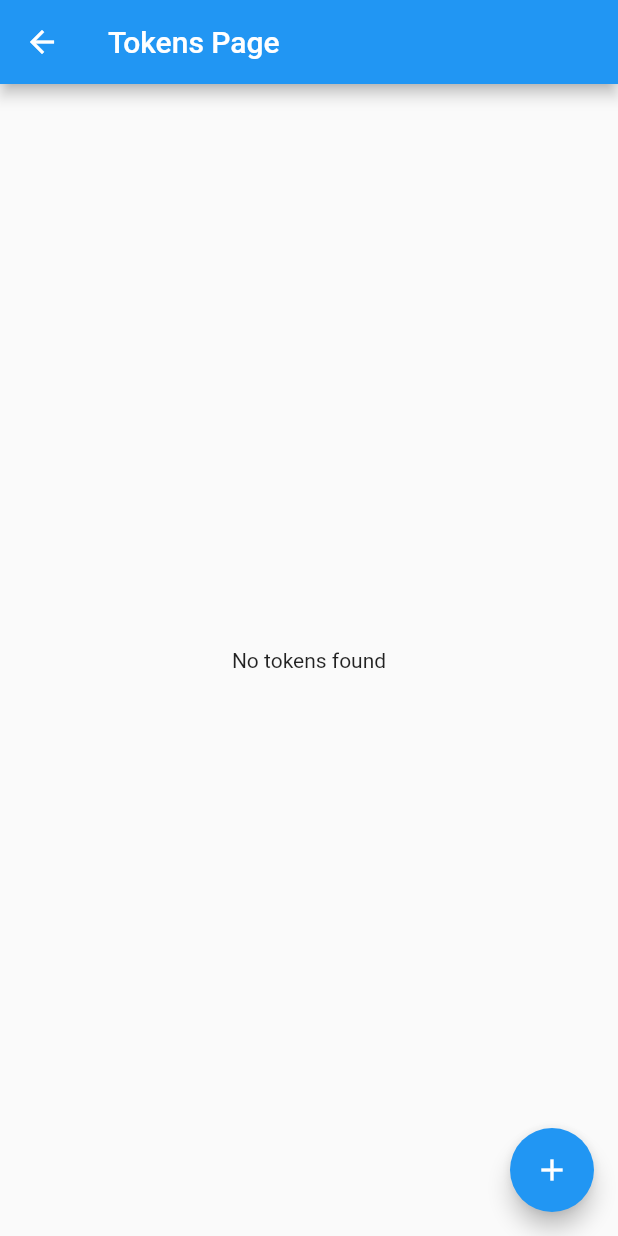
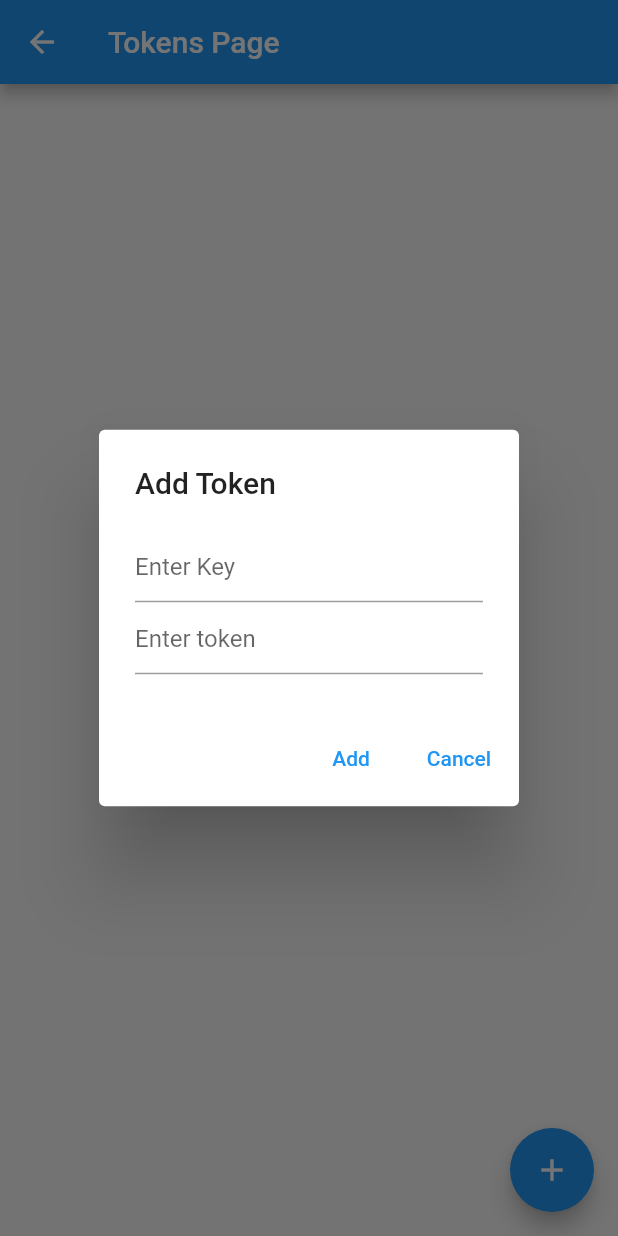
Before and after one commit to igorbasko01/tasks-scheduler-flutter, a Flutter app: the TokenStoragePage screen opened directly, after a tap on the "add" icon, on a phone screen of 412 x 824 dp. Run offline on Flutter 3.47's test engine with Material 2 defaults, Android fonts, the phone set to English and light mode, and no system bars; our stand-ins replace flutter_secure_storage, logger; accounts and stored records are empty.

Commit message:
Add token widget (#16)
* add test for add token widget

* allow updating the token page when tokens list is changed

```diff
--- a/lib/screens/token_storage_page.dart
+++ b/lib/screens/token_storage_page.dart
@@ -10,17 +10,16 @@ class TokenStoragePage extends StatelessWidget {
 
   @override
   Widget build(BuildContext context) {
+    tokenStorage.refreshTokens();
     return Scaffold(
       appBar: AppBar(title: const Text('Tokens Page')),
       floatingActionButton: FloatingActionButton(
-        onPressed: () {
-          // "Add Token" code here.
-        },
+        onPressed: () => _showAddTokenDialog(context),
         tooltip: 'Add token',
         child: const Icon(Icons.add),
       ),
-      body: FutureBuilder<Map<String, String>>(
-        future: tokenStorage.getAll(),
+      body: StreamBuilder<Map<String, String>>(
+        stream: tokenStorage.allTokensStream,
         builder: (BuildContext context,
             AsyncSnapshot<Map<String, String>> snapshot) {
           if (snapshot.connectionState == ConnectionState.waiting) {
@@ -29,8 +28,8 @@ class TokenStoragePage extends StatelessWidget {
             return Center(child: Text('Error: ${snapshot.error}'));
           } else {
             // We have data !
-            Map<String, String> tokens = snapshot.data!;
-            if (tokens.isEmpty) {
+            Map<String, String>? tokens = snapshot.data;
+            if (tokens == null || tokens.isEmpty) {
               return const Center(child: Text('No tokens found'));
             } else {
               return const Center(child: Text('Tokens found'));
@@ -40,4 +39,47 @@ class TokenStoragePage extends StatelessWidget {
       ),
     );
   }
+
+  void _showAddTokenDialog(BuildContext context) {
+    final TextEditingController keyController = TextEditingController();
+    final TextEditingController tokenController = TextEditingController();
+
+    showDialog(
+      context: context,
+      builder: (BuildContext context) {
+        return AlertDialog(
+          title: const Text('Add Token'),
+          content: Column(
+            mainAxisSize: MainAxisSize.min,
+            children: <Widget>[
+              TextField(
+                controller: keyController,
+                decoration: const InputDecoration(hintText: 'Enter Key'),
+              ),
+              TextField(
+                controller: tokenController,
+                decoration: const InputDecoration(hintText: 'Enter token'),
+              ),
+            ],
+          ),
+          actions: <Widget>[
+            TextButton(
+              onPressed: () {
+                tokenStorage.saveToken(
+                    keyController.text, tokenController.text);
+                Navigator.of(context).pop();
+              },
+              child: const Text('Add'),
+            ),
+            TextButton(
+              onPressed: () {
+                Navigator.of(context).pop();
+              },
+              child: const Text('Cancel'),
+            ),
+          ],
+        );
+      },
+    );
+  }
 }
--- a/lib/services/token_storage.dart
+++ b/lib/services/token_storage.dart
@@ -1,3 +1,5 @@
+import 'dart:async';
+
 import 'package:flutter_secure_storage/flutter_secure_storage.dart';
 
 abstract class TokenStorage {
@@ -8,13 +10,20 @@ abstract class TokenStorage {
   Future<Map<String, String>> getAll();
 
   Future<void> deleteToken(String key);
+
+  Stream<Map<String, String>> get allTokensStream;
+
+  Future<void> refreshTokens();
 }
 
 class SecureTokenStorage implements TokenStorage {
   static SecureTokenStorage? _singleton;
   FlutterSecureStorage secureStorage;
+  final _allTokensStreamController = StreamController<Map<String, String>>.broadcast();
 
-  SecureTokenStorage._internal(this.secureStorage);
+  SecureTokenStorage._internal(this.secureStorage) {
+    _updateTokensStream();
+  }
 
   // Singleton implementation that allows us to provide a mock of FlutterSecureStorage
   factory SecureTokenStorage({FlutterSecureStorage? secureStorage}) {
@@ -29,8 +38,17 @@ class SecureTokenStorage implements TokenStorage {
   }
 
   @override
+  Future<void> refreshTokens() async {
+    _updateTokensStream();
+  }
+
+  @override
+  Stream<Map<String, String>> get allTokensStream => _allTokensStreamController.stream;
+
+  @override
   Future<void> saveToken(String key, String value) async {
     await secureStorage.write(key: key, value: value);
+    _updateTokensStream();
   }
 
   @override
@@ -44,7 +62,12 @@ class SecureTokenStorage implements TokenStorage {
   }
 
   @override
-  Future<void> deleteToken(String key) {
-    return secureStorage.delete(key: key);
+  Future<void> deleteToken(String key) async {
+    await secureStorage.delete(key: key);
+    _updateTokensStream();
+  }
+
+  Future<void> _updateTokensStream() async {
+    _allTokensStreamController.add(await getAll());
   }
 }
```
Also changed, not shown: 3 other files.
